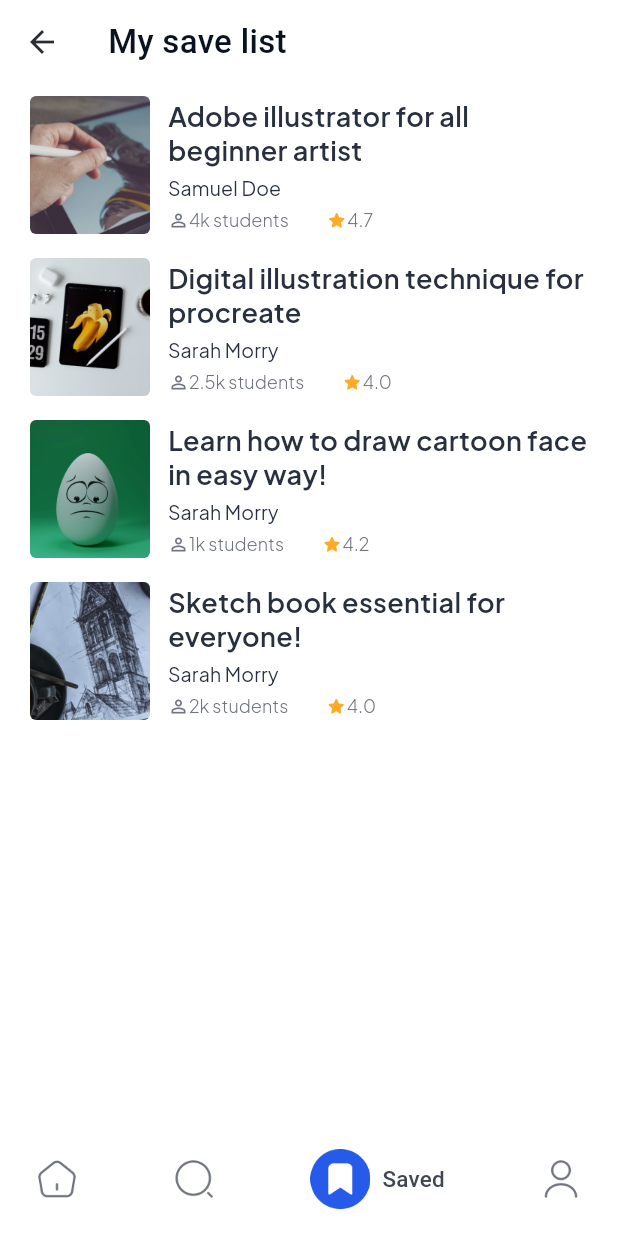
After one commit to Manuelkpatsu/educo, a Flutter app: the MainApp screen opened by its route, item 3 of the bottom bar chosen, on a phone screen of 412 x 824 dp. The commit adds this screen. Run offline on Flutter 3.47's test engine with Material 2 defaults, Android fonts, the phone set to English and light mode, and no system bars; drawn by our look-alikes of salomon_bottom_bar; our stand-ins replace animated_splash_screen, equatable, flutter_svg, google_fonts, page_transition, smooth_page_indicator.

Commit message:
Implement saved courses screen

```diff
--- /dev/null
+++ b/lib/model/course.dart
@@ -0,0 +1,24 @@
+import 'package:equatable/equatable.dart';
+
+import 'lecturer.dart';
+
+class Course extends Equatable {
+  final int id;
+  final String name;
+  final String image;
+  final Lecturer lecturer;
+  final int totalEnrollment;
+  final double rating;
+
+  const Course({
+    required this.id,
+    required this.name,
+    required this.image,
+    required this.lecturer,
+    required this.totalEnrollment,
+    required this.rating,
+  });
+
+  @override
+  List<Object?> get props => [id, name, image, lecturer, totalEnrollment, rating];
+}
--- /dev/null
+++ b/lib/model/lecturer.dart
@@ -0,0 +1,11 @@
+import 'package:equatable/equatable.dart';
+
+class Lecturer extends Equatable {
+  final int id;
+  final String name;
+
+  const Lecturer({required this.id, required this.name});
+
+  @override
+  List<Object?> get props => [id, name];
+}
--- /dev/null
+++ b/lib/screen/main/saved/saved_list.dart
@@ -0,0 +1,30 @@
+import 'package:educo/model/course.dart';
+import 'package:educo/screen/main/widget/app_bar_title.dart';
+import 'package:educo/screen/main/widget/course_tile/course_tile.dart';
+import 'package:educo/theme/custom_color.dart';
+import 'package:educo/theme/custom_text_style.dart';
+import 'package:flutter/material.dart';
+
+class SavedList extends StatelessWidget {
+  final List<Course> savedCourses;
+
+  const SavedList({super.key, required this.savedCourses});
+
+  @override
+  Widget build(BuildContext context) {
+    return Scaffold(
+      appBar: AppBar(
+        title: const AppBarTitle(title: 'My save list'),
+        titleTextStyle: CustomTextStyle.titleTwo.copyWith(color: CustomColor.grey900Color),
+      ),
+      body: ListView.builder(
+        itemCount: savedCourses.length,
+        itemBuilder: (ctx, index) {
+          Course course = savedCourses[index];
+
+          return CourseTile(course: course, onPressed: () {});
+        },
+      ),
+    );
+  }
+}
--- /dev/null
+++ b/lib/screen/main/saved/saved_list_empty_state.dart
@@ -0,0 +1,36 @@
+import 'package:educo/screen/main/widget/empty_state_image.dart';
+import 'package:flutter/material.dart';
+
+import 'widget/nothing_info_text.dart';
+import 'widget/nothing_here_text.dart';
+import 'widget/recommended_button.dart';
+
+class SavedListEmptyState extends StatelessWidget {
+  const SavedListEmptyState({super.key});
+
+  @override
+  Widget build(BuildContext context) {
+    return Scaffold(
+      body: SafeArea(
+        child: Center(
+          child: Padding(
+            padding: const EdgeInsets.symmetric(horizontal: 20),
+            child: Column(
+              crossAxisAlignment: CrossAxisAlignment.center,
+              mainAxisAlignment: MainAxisAlignment.center,
+              children: [
+                const EmptyStateImage(image: 'assets/images/email.png'),
+                const SizedBox(height: 60),
+                const NothingHereText(),
+                const SizedBox(height: 20),
+                const NothingInfoText(),
+                const SizedBox(height: 60),
+                RecommendedButton(onPressed: () {}),
+              ],
+            ),
+          ),
+        ),
+      ),
+    );
+  }
+}
--- a/lib/screen/main/saved/saved_screen.dart
+++ b/lib/screen/main/saved/saved_screen.dart
@@ -1,16 +1,59 @@
+import 'package:educo/model/course.dart';
+import 'package:educo/model/lecturer.dart';
 import 'package:flutter/material.dart';
 
-class SavedScreen extends StatelessWidget {
+import 'saved_list.dart';
+import 'saved_list_empty_state.dart';
+
+class SavedScreen extends StatefulWidget {
   static const routeName = '/saved';
 
   const SavedScreen({super.key});
 
   @override
+  State<SavedScreen> createState() => _SavedScreenState();
+}
+
+class _SavedScreenState extends State<SavedScreen> {
+  final List<Course> _savedCourses = [
+    const Course(
+      id: 5,
+      name: 'Adobe illustrator for all beginner artist',
+      lecturer: Lecturer(id: 1, name: 'Samuel Doe'),
+      totalEnrollment: 4000,
+      rating: 4.7,
+      image: 'assets/images/courses/5.png',
+    ),
+    const Course(
+      id: 6,
+      name: 'Digital illustration technique for procreate',
+      lecturer: Lecturer(id: 2, name: 'Sarah Morry'),
+      totalEnrollment: 2500,
+      rating: 4.0,
+      image: 'assets/images/courses/6.png',
+    ),
+    const Course(
+      id: 7,
+      name: 'Learn how to draw cartoon face in easy way!',
+      lecturer: Lecturer(id: 2, name: 'Sarah Morry'),
+      totalEnrollment: 1000,
+      rating: 4.2,
+      image: 'assets/images/courses/7.png',
+    ),
+    const Course(
+      id: 8,
+      name: 'Sketch book essential for everyone!',
+      lecturer: Lecturer(id: 2, name: 'Sarah Morry'),
+      totalEnrollment: 2000,
+      rating: 4.0,
+      image: 'assets/images/courses/8.png',
+    ),
+  ];
+
+  @override
   Widget build(BuildContext context) {
-    return const Scaffold(
-      body: Center(
-        child: Text('Saved Screen'),
-      ),
-    );
+    return _savedCourses.isEmpty
+        ? const SavedListEmptyState()
+        : SavedList(savedCourses: _savedCourses);
   }
 }
--- /dev/null
+++ b/lib/screen/main/saved/widget/nothing_here_text.dart
@@ -0,0 +1,15 @@
+import 'package:educo/theme/custom_text_style.dart';
+import 'package:flutter/material.dart';
+
+class NothingHereText extends StatelessWidget {
+  const NothingHereText({super.key});
+
+  @override
+  Widget build(BuildContext context) {
+    return Text(
+      'Nothing is here!',
+      textAlign: TextAlign.center,
+      style: CustomTextStyle.titleOne.copyWith(letterSpacing: 0),
+    );
+  }
+}
--- /dev/null
+++ b/lib/screen/main/saved/widget/nothing_info_text.dart
@@ -0,0 +1,19 @@
+import 'package:educo/theme/custom_text_style.dart';
+import 'package:flutter/material.dart';
+
+class NothingInfoText extends StatelessWidget {
+  const NothingInfoText({super.key});
+
+  @override
+  Widget build(BuildContext context) {
+    return Text(
+      'We found nothing in your save list! Want\nto have some? Try something best',
+      textAlign: TextAlign.center,
+      style: CustomTextStyle.subHeadNormal.copyWith(
+        letterSpacing: 0,
+        height: 1.4,
+        color: Colors.black.withOpacity(0.4),
+      ),
+    );
+  }
+}
--- /dev/null
+++ b/lib/screen/main/saved/widget/recommended_button.dart
@@ -0,0 +1,24 @@
+import 'package:educo/screen/widget/custom_button.dart';
+import 'package:educo/theme/custom_color.dart';
+import 'package:educo/theme/custom_text_style.dart';
+import 'package:flutter/material.dart';
+
+class RecommendedButton extends StatelessWidget {
+  final VoidCallback? onPressed;
+
+  const RecommendedButton({super.key, required this.onPressed});
+
+  @override
+  Widget build(BuildContext context) {
+    return CustomButton(
+      onPressed: onPressed,
+      backgroundColor: CustomColor.grey50Color,
+      foregroundColor: Colors.black,
+      textStyle: CustomTextStyle.subHeadMedium,
+      widget: const Text('Recommended'),
+      borderRadius: 4,
+      width: 122,
+      height: 41,
+    );
+  }
+}
--- /dev/null
+++ b/lib/screen/main/widget/app_bar_title.dart
@@ -0,0 +1,12 @@
+import 'package:flutter/material.dart';
+
+class AppBarTitle extends StatelessWidget {
+  final String title;
+
+  const AppBarTitle({super.key, required this.title});
+
+  @override
+  Widget build(BuildContext context) {
+    return Text(title);
+  }
+}
--- /dev/null
+++ b/lib/screen/main/widget/course_tile/course_tile.dart
@@ -0,0 +1,53 @@
+import 'package:educo/model/course.dart';
+import 'package:flutter/material.dart';
+
+import 'widget/course_image.dart';
+import 'widget/course_lecturer_name_text.dart';
+import 'widget/course_title_text.dart';
+import 'widget/enrollment_stat.dart';
+import 'widget/rating_stat.dart';
+
+class CourseTile extends StatelessWidget {
+  final Course course;
+  final VoidCallback? onPressed;
+
+  CourseTile({
+    Key? key,
+    required this.course,
+    required this.onPressed,
+  }) : super(key: Key('${course.id}'));
+
+  @override
+  Widget build(BuildContext context) {
+    return InkWell(
+      onTap: onPressed,
+      child: Padding(
+        padding: const EdgeInsets.symmetric(horizontal: 20, vertical: 8),
+        child: Row(
+          children: [
+            CourseThumbnail(image: course.image),
+            const SizedBox(width: 12),
+            Expanded(
+              child: Column(
+                crossAxisAlignment: CrossAxisAlignment.start,
+                children: [
+                  CourseTitleText(name: course.name),
+                  const SizedBox(height: 6),
+                  CourseLecturerNameText(name: course.lecturer.name),
+                  const SizedBox(height: 6),
+                  Row(
+                    children: [
+                      EnrollmentStat(totalEnrollment: course.totalEnrollment),
+                      const SizedBox(width: 25),
+                      RatingStat(rating: course.rating),
+                    ],
+                  ),
+                ],
+              ),
+            )
+          ],
+        ),
+      ),
+    );
+  }
+}
--- /dev/null
+++ b/lib/screen/main/widget/course_tile/widget/course_image.dart
@@ -0,0 +1,20 @@
+import 'package:flutter/material.dart';
+
+class CourseThumbnail extends StatelessWidget {
+  final String image;
+
+  const CourseThumbnail({super.key, required this.image});
+
+  @override
+  Widget build(BuildContext context) {
+    return ClipRRect(
+      borderRadius: BorderRadius.circular(4),
+      child: Image.asset(
+        image,
+        width: 80,
+        height: 92,
+        fit: BoxFit.contain,
+      ),
+    );
+  }
+}
--- /dev/null
+++ b/lib/screen/main/widget/course_tile/widget/course_lecturer_name_text.dart
@@ -0,0 +1,19 @@
+import 'package:educo/theme/custom_color.dart';
+import 'package:educo/theme/custom_text_style.dart';
+import 'package:flutter/material.dart';
+
+class CourseLecturerNameText extends StatelessWidget {
+  final String name;
+
+  const CourseLecturerNameText({super.key, required this.name});
+
+  @override
+  Widget build(BuildContext context) {
+    return Text(
+      name,
+      maxLines: 1,
+      overflow: TextOverflow.ellipsis,
+      style: CustomTextStyle.captionOne.copyWith(color: CustomColor.grey800Color),
+    );
+  }
+}
--- /dev/null
+++ b/lib/screen/main/widget/course_tile/widget/course_title_text.dart
@@ -0,0 +1,22 @@
+import 'package:educo/theme/custom_color.dart';
+import 'package:educo/theme/custom_text_style.dart';
+import 'package:flutter/material.dart';
+
+class CourseTitleText extends StatelessWidget {
+  final String name;
+
+  const CourseTitleText({super.key, required this.name});
+
+  @override
+  Widget build(BuildContext context) {
+    return Text(
+      name,
+      maxLines: 2,
+      overflow: TextOverflow.ellipsis,
+      style: CustomTextStyle.titleThreeMedium.copyWith(
+        color: CustomColor.grey800Color,
+        fontWeight: FontWeight.w600,
+      ),
+    );
+  }
+}
--- /dev/null
+++ b/lib/screen/main/widget/course_tile/widget/enrollment_stat.dart
@@ -0,0 +1,29 @@
+import 'package:educo/theme/custom_color.dart';
+import 'package:educo/theme/custom_text_style.dart';
+import 'package:flutter/material.dart';
+import 'package:intl/intl.dart';
+
+class EnrollmentStat extends StatelessWidget {
+  final int totalEnrollment;
+
+  const EnrollmentStat({super.key, required this.totalEnrollment});
+
+  @override
+  Widget build(BuildContext context) {
+    final formattedNumber = NumberFormat.compact().format(totalEnrollment).toLowerCase();
+
+    return Row(
+      children: [
+        const Icon(Icons.person_outline, size: 14, color: CustomColor.grey500Color),
+        Text(
+          '$formattedNumber students',
+          style: CustomTextStyle.captionTwo.copyWith(
+            fontWeight: FontWeight.w300,
+            color: CustomColor.grey500Color,
+            letterSpacing: 0,
+          ),
+        ),
+      ],
+    );
+  }
+}
--- /dev/null
+++ b/lib/screen/main/widget/course_tile/widget/rating_stat.dart
@@ -0,0 +1,26 @@
+import 'package:educo/theme/custom_color.dart';
+import 'package:educo/theme/custom_text_style.dart';
+import 'package:flutter/material.dart';
+
+class RatingStat extends StatelessWidget {
+  final double rating;
+
+  const RatingStat({super.key, required this.rating});
+
+  @override
+  Widget build(BuildContext context) {
+    return Row(
+      children: [
+        const Icon(Icons.star_rounded, size: 14, color: CustomColor.starFilledColor),
+        Text(
+          rating.toStringAsFixed(1),
+          style: CustomTextStyle.captionTwo.copyWith(
+            fontWeight: FontWeight.w300,
+            color: CustomColor.grey500Color,
+            letterSpacing: 0,
+          ),
+        ),
+      ],
+    );
+  }
+}
--- /dev/null
+++ b/lib/screen/main/widget/empty_state_image.dart
@@ -0,0 +1,19 @@
+import 'package:flutter/material.dart';
+
+class EmptyStateImage extends StatelessWidget {
+  final String image;
+  final double width;
+  final double height;
+
+  const EmptyStateImage({
+    super.key,
+    required this.image,
+    this.width = 231,
+    this.height = 210,
+  });
+
+  @override
+  Widget build(BuildContext context) {
+    return Image.asset(image, width: width, height: height, fit: BoxFit.contain);
+  }
+}
--- a/pubspec.yaml
+++ b/pubspec.yaml
@@ -15,6 +15,7 @@ dependencies:
   page_transition: ^2.0.9
   salomon_bottom_bar: ^3.3.2
   flutter_svg: ^2.0.7
+  intl: ^0.18.1
   cupertino_icons: ^1.0.2
 
 dev_dependencies:
```
Also changed, not shown: pubspec.lock.
